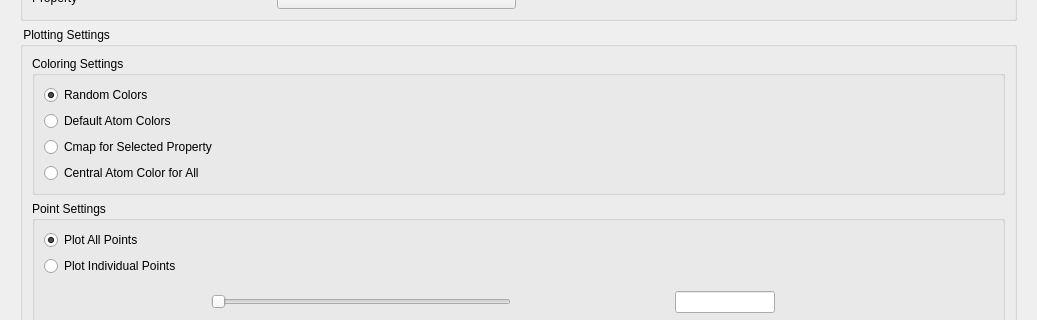
First picture: the form in src/new_dataset.ui, repository m-julian/ALFVisualizer, before the edit; both pictures show x 0 to 1037 and y 90 to 410 of the 1037 by 1010 pixel window.
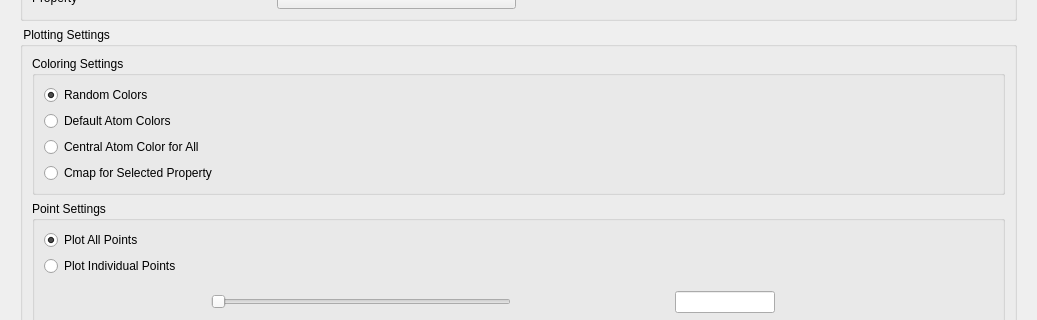
Second picture: the form after the edit.

Commit message: radio button switch places

Patch:
```diff
--- a/src/new_dataset.ui
+++ b/src/new_dataset.ui
@@ -226,9 +226,9 @@
              </widget>
             </item>
             <item>
-             <widget class="QRadioButton" name="cmap_radio">
+             <widget class="QRadioButton" name="central_atom_color_for_all_radio">
               <property name="text">
-               <string>Cmap for Selected Property</string>
+               <string>Central Atom Color for All</string>
               </property>
               <attribute name="buttonGroup">
                <string notr="true">color_settings_button_group</string>
@@ -236,9 +236,9 @@
              </widget>
             </item>
             <item>
-             <widget class="QRadioButton" name="central_atom_color_for_all_radio">
+             <widget class="QRadioButton" name="cmap_radio">
               <property name="text">
-               <string>Central Atom Color for All</string>
+               <string>Cmap for Selected Property</string>
               </property>
               <attribute name="buttonGroup">
                <string notr="true">color_settings_button_group</string>
```
